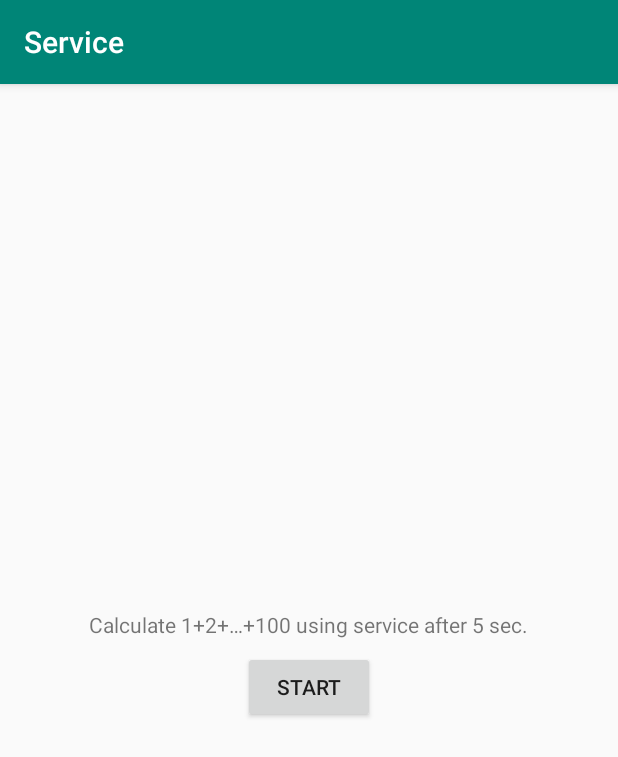
After one commit to the1812/Android-Demos, an Android app: the ServicesActivity screen opened directly, with no data from a screen before it, on a phone screen of 412 x 824 dp. The commit adds this screen. Shown: the top 757 px of the screen. Run offline under Robolectric (Android 15) with nearby library versions, the phone set to English and light mode, and no system bars.

Commit message:
Add demo service.

```diff
--- a/app/src/main/java/com/helloworld/androiddemo/MainActivity.kt
+++ b/app/src/main/java/com/helloworld/androiddemo/MainActivity.kt
@@ -10,6 +10,7 @@ import com.helloworld.androiddemo.files.FilesActivity
 import com.helloworld.androiddemo.notifications.NotificationsActivity
 import com.helloworld.androiddemo.photos.PhotosActivity
 import com.helloworld.androiddemo.services.MultithreadingActivity
+import com.helloworld.androiddemo.services.ServicesActivity
 import kotlinx.android.synthetic.main.activity_main.*
 
 class MainActivity : AppCompatActivity()
@@ -32,7 +33,8 @@ class MainActivity : AppCompatActivity()
             getString(R.string.notifications) to NotificationsActivity::class.java,
             getString(R.string.messages) to MessageActivity::class.java,
             getString(R.string.photos) to PhotosActivity::class.java,
-            getString(R.string.multithreading) to MultithreadingActivity::class.java
+            getString(R.string.multithreading) to MultithreadingActivity::class.java,
+            getString(R.string.service) to ServicesActivity::class.java
         )
         navigation.createNavigation()
     }
--- /dev/null
+++ b/app/src/main/java/com/helloworld/androiddemo/services/ServicesActivity.kt
@@ -0,0 +1,52 @@
+package com.helloworld.androiddemo.services
+
+import android.content.ComponentName
+import android.content.Context
+import android.content.Intent
+import android.content.ServiceConnection
+import android.support.v7.app.AppCompatActivity
+import android.os.Bundle
+import android.os.IBinder
+import com.helloworld.androiddemo.R
+import com.helloworld.androiddemo.toast
+import kotlinx.android.synthetic.main.activity_services.*
+import kotlin.concurrent.thread
+
+class ServicesActivity : AppCompatActivity()
+{
+    private var binder: DemoService.DemoServiceBinder? = null
+    private val connection = object : ServiceConnection
+    {
+        override fun onServiceConnected(name: ComponentName?, iBinder: IBinder)
+        {
+            binder = iBinder as DemoService.DemoServiceBinder
+        }
+        override fun onServiceDisconnected(name: ComponentName?)
+        {
+            binder = null
+        }
+    }
+    override fun onCreate(savedInstanceState: Bundle?)
+    {
+        super.onCreate(savedInstanceState)
+        setContentView(R.layout.activity_services)
+        buttonStart.setOnClickListener {
+            val intent = Intent(this, DemoService::class.java)
+            bindService(intent, connection, Context.BIND_AUTO_CREATE)
+            thread {
+                while (binder?.getProgress() ?: 0 < 5)
+                {
+                    Thread.sleep(1000)
+                }
+                runOnUiThread {
+                    val result = binder?.getResult()?.toString()
+                    if (result != null)
+                    {
+                        toast("Result = $result")
+                    }
+                    unbindService(connection)
+                }
+            }
+        }
+    }
+}
--- /dev/null
+++ b/app/src/main/res/layout/activity_services.xml
@@ -0,0 +1,44 @@
+<?xml version="1.0" encoding="utf-8"?>
+<android.support.constraint.ConstraintLayout xmlns:android="http://schemas.android.com/apk/res/android"
+  xmlns:app="http://schemas.android.com/apk/res-auto"
+  xmlns:tools="http://schemas.android.com/tools"
+  android:layout_width="match_parent"
+  android:layout_height="match_parent"
+  tools:context=".services.ServicesActivity">
+
+  <android.support.constraint.ConstraintLayout
+    android:layout_width="wrap_content"
+    android:layout_height="wrap_content"
+    android:layout_marginStart="8dp"
+    android:layout_marginTop="8dp"
+    android:layout_marginEnd="8dp"
+    android:layout_marginBottom="8dp"
+    app:layout_constraintBottom_toBottomOf="parent"
+    app:layout_constraintEnd_toEndOf="parent"
+    app:layout_constraintStart_toStartOf="parent"
+    app:layout_constraintTop_toTopOf="parent">
+
+    <TextView
+      android:id="@+id/textView"
+      android:layout_width="wrap_content"
+      android:layout_height="wrap_content"
+      android:layout_marginStart="8dp"
+      android:layout_marginTop="8dp"
+      android:layout_marginEnd="8dp"
+      android:text="@string/service_hint"
+      app:layout_constraintEnd_toEndOf="parent"
+      app:layout_constraintStart_toStartOf="parent"
+      app:layout_constraintTop_toTopOf="parent" />
+
+    <Button
+      android:id="@+id/buttonStart"
+      android:layout_width="wrap_content"
+      android:layout_height="wrap_content"
+      android:layout_marginTop="8dp"
+      android:text="@string/start"
+      app:layout_constraintEnd_toEndOf="parent"
+      app:layout_constraintStart_toStartOf="parent"
+      app:layout_constraintTop_toBottomOf="@+id/textView" />
+  </android.support.constraint.ConstraintLayout>
+
+</android.support.constraint.ConstraintLayout>
--- a/app/src/main/res/values/strings.xml
+++ b/app/src/main/res/values/strings.xml
@@ -45,4 +45,6 @@
   <string name="multithreading">Multithreading</string>
   <string name="multithreading_hint">Show dialog after 5 sec.</string>
   <string name="start">Start</string>
+  <string name="service">Service</string>
+  <string name="service_hint">Calculate 1+2+…+100 using service after 5 sec.</string>
 </resources>
```
Also changed, not shown: app/src/main/AndroidManifest.xml (+10 -1 lines), app/src/main/java/com/helloworld/androiddemo/services/DemoService.kt (added, +44 -0 lines).
